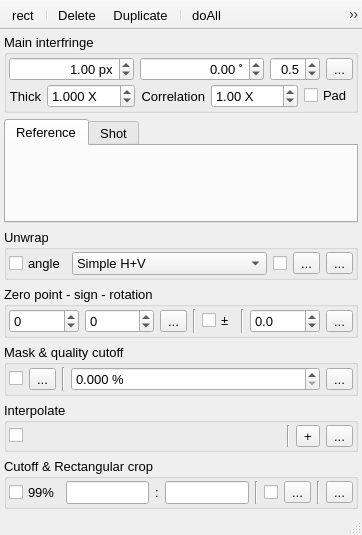
Qt form plugins/Interferometry/Interferometry.ui (NeutrinoToolkit/Neutrino) before a commit.
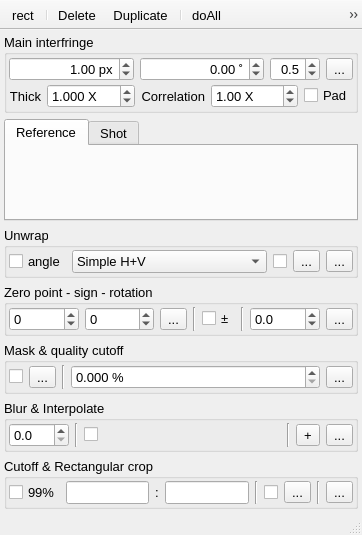
The same form after that commit. Icons and pictures are not drawn.

Commit message: added blur in interferometry

```diff
--- a/plugins/Interferometry/Interferometry.ui
+++ b/plugins/Interferometry/Interferometry.ui
@@ -674,9 +674,9 @@
     <item>
      <widget class="QGroupBox" name="Shapes">
       <property name="title">
-       <string>Interpolate</string>
+       <string>Blur &amp;&amp; Interpolate</string>
       </property>
-      <layout class="QHBoxLayout" name="horizontalLayout_6" stretch="0,0,0,0,0">
+      <layout class="QHBoxLayout" name="horizontalLayout_6" stretch="0,0,0,0,0,0,0">
        <property name="leftMargin">
         <number>2</number>
        </property>
@@ -689,6 +689,20 @@
        <property name="bottomMargin">
         <number>2</number>
        </property>
+       <item>
+        <widget class="QDoubleSpinBox" name="blurPhase">
+         <property name="decimals">
+          <number>1</number>
+         </property>
+        </widget>
+       </item>
+       <item>
+        <widget class="Line" name="line_7">
+         <property name="orientation">
+          <enum>Qt::Orientation::Vertical</enum>
+         </property>
+        </widget>
+       </item>
        <item>
         <widget class="QCheckBox" name="useInterpolate">
          <property name="toolTip">
```
Left out of the diff: 1 changed line with no effect on the pictures. The commit also changes 2 other files.
